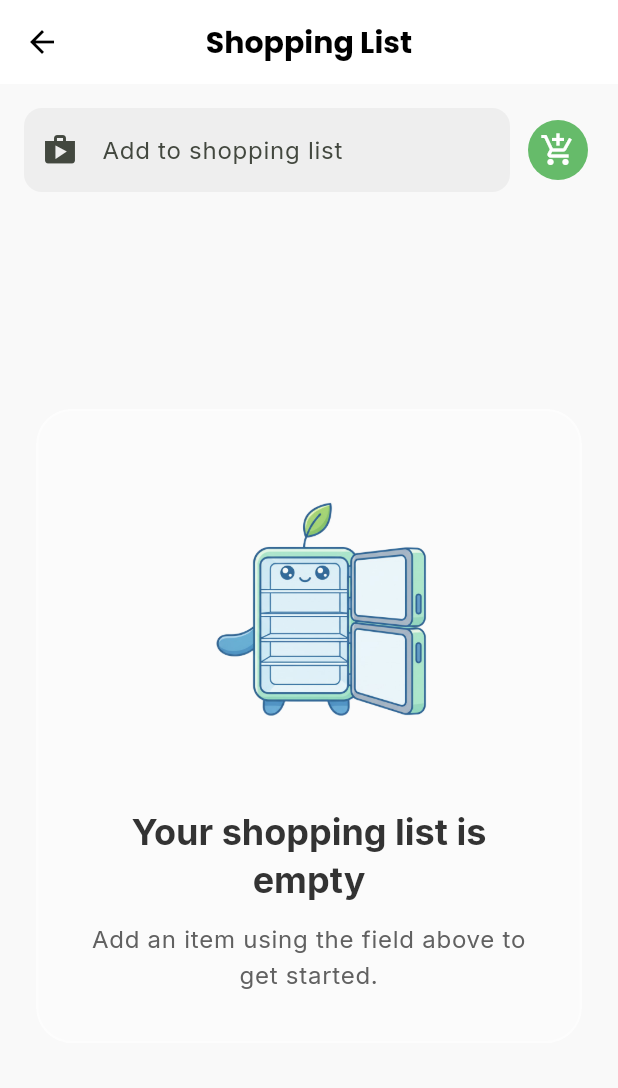
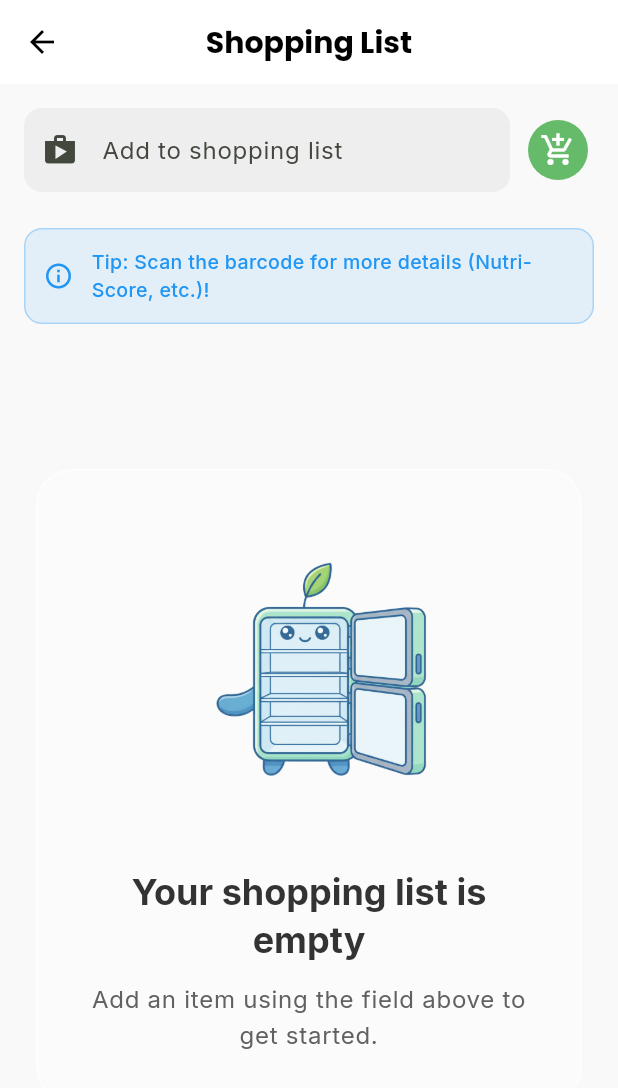
Before and after one commit to YasineNifa/FrigoZen, a Flutter app: the ShoppingScreen screen opened directly, on a phone screen of 412 x 824 dp. Shown: the top 1088 px of the screen. Run offline on Flutter 3.47's test engine with Material 3 defaults, Android fonts, the phone set to English and light mode, and no system bars; our stand-ins replace cloud_firestore, cloud_functions, confetti, firebase_auth, firebase_core, firebase_messaging and 6 more; missing offline and left inert: purchases_flutter, purchases_ui_flutter, simple_barcode_scanner; accounts and stored records are empty; network calls fail; key blocks and very long unbroken strings in the code were emptied for the run.

Commit message:
feat: Add a localized scan tip card to the scan options, add item, and shopping screens.

```diff
--- /dev/null
+++ b/lib/components/scan_tip_card.dart
@@ -0,0 +1,36 @@
+import 'package:flutter/material.dart';
+import 'package:frigo_zen/l10n/generated/app_localizations.dart';
+
+class ScanTipCard extends StatelessWidget {
+  const ScanTipCard({super.key});
+
+  @override
+  Widget build(BuildContext context) {
+    final l10n = AppLocalizations.of(context)!;
+    return Container(
+      margin: const EdgeInsets.symmetric(vertical: 8),
+      padding: const EdgeInsets.all(12),
+      decoration: BoxDecoration(
+        color: Colors.blue.withValues(alpha: 0.1),
+        borderRadius: BorderRadius.circular(12),
+        border: Border.all(color: Colors.blue.withValues(alpha: 0.3)),
+      ),
+      child: Row(
+        children: [
+          const Icon(Icons.info_outline, color: Colors.blue, size: 20),
+          const SizedBox(width: 12),
+          Expanded(
+            child: Text(
+              l10n.scanProTip,
+              style: const TextStyle(
+                color: Colors.blue,
+                fontSize: 13,
+                fontWeight: FontWeight.w500,
+              ),
+            ),
+          ),
+        ],
+      ),
+    );
+  }
+}
--- a/lib/l10n/app_en.arb
+++ b/lib/l10n/app_en.arb
@@ -473,5 +473,6 @@
   "cat_other": "Other",
   "loc_fridge": "Fridge",
   "loc_freezer": "Freezer",
-  "loc_pantry": "Pantry"
+  "loc_pantry": "Pantry",
+  "scanProTip": "Tip: Scan the barcode for more details (Nutri-Score, etc.)!"
 }
--- a/lib/l10n/app_fr.arb
+++ b/lib/l10n/app_fr.arb
@@ -392,5 +392,6 @@
   "cat_other": "Autres",
   "loc_fridge": "Frigo",
   "loc_freezer": "Congélateur",
-  "loc_pantry": "Placard"
+  "loc_pantry": "Placard",
+  "scanProTip": "Astuce : Scannez le code-barres pour plus de détails (Nutri-Score, etc.) !"
 }
--- a/lib/screens/inventory/add_item_sheet.dart
+++ b/lib/screens/inventory/add_item_sheet.dart
@@ -2,6 +2,7 @@ import 'package:flutter/material.dart';
 import 'package:cloud_functions/cloud_functions.dart';
 import 'package:frigo_zen/services/inventory_service.dart';
 import 'package:frigo_zen/l10n/generated/app_localizations.dart';
+import 'package:frigo_zen/components/scan_tip_card.dart';
 
 class AddItemSheet extends StatefulWidget {
   const AddItemSheet({super.key});
@@ -108,7 +109,8 @@ class _AddItemSheetState extends State<AddItemSheet> {
               l10n.addItemTitle,
               style: Theme.of(context).textTheme.headlineSmall,
             ),
-            const SizedBox(height: 24),
+            const ScanTipCard(),
+            const SizedBox(height: 16),
             TextFormField(
               controller: _nameController,
               decoration: InputDecoration(
--- a/lib/screens/inventory/components/scan_options_sheet.dart
+++ b/lib/screens/inventory/components/scan_options_sheet.dart
@@ -1,5 +1,6 @@
 import 'package:flutter/material.dart';
 import 'package:frigo_zen/screens/inventory/add_item_sheet.dart';
+import 'package:frigo_zen/components/scan_tip_card.dart';
 import 'package:frigo_zen/services/ocr_service.dart';
 import 'package:frigo_zen/services/revenue_provider.dart';
 import 'package:provider/provider.dart';
@@ -192,6 +193,10 @@ class _ScanOptionsSheetState extends State<ScanOptionsSheet> {
     return SafeArea(
       child: Wrap(
         children: [
+          const Padding(
+            padding: EdgeInsets.fromLTRB(16, 16, 16, 0),
+            child: ScanTipCard(),
+          ),
           ListTile(
             leading: const CircleAvatar(
               backgroundColor: Color.fromARGB(255, 165, 214, 167),
--- a/lib/screens/shopping/shopping_screen.dart
+++ b/lib/screens/shopping/shopping_screen.dart
@@ -1,6 +1,7 @@
 import 'package:flutter/material.dart';
 import 'package:provider/provider.dart';
 import 'package:frigo_zen/components/input_field.dart';
+import 'package:frigo_zen/components/scan_tip_card.dart';
 import 'package:frigo_zen/l10n/generated/app_localizations.dart';
 import 'package:frigo_zen/viewmodels/shopping_view_model.dart';
 import 'package:frigo_zen/viewmodels/inventory_view_model.dart';
@@ -187,6 +188,10 @@ class _ShoppingScreenState extends State<ShoppingScreen> {
                 isAdding: vm.isLoading || _isLocalLoading,
                 onAdd: _addItem,
               ),
+              const Padding(
+                padding: EdgeInsets.symmetric(horizontal: 16.0),
+                child: ScanTipCard(),
+              ),
               const Expanded(
                 child: ShoppingListView(),
               ),
```
Also changed, not shown: lib/l10n/app_de.arb (+8 -2 lines), lib/l10n/app_es.arb (+8 -2 lines), lib/l10n/generated/app_localizations.dart, lib/l10n/generated/app_localizations_ar.dart, lib/l10n/generated/app_localizations_de.dart, lib/l10n/generated/app_localizations_en.dart, lib/l10n/generated/app_localizations_es.dart, lib/l10n/generated/app_localizations_fr.dart.
